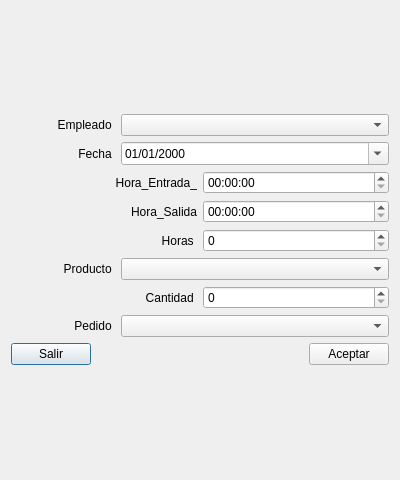
Above: MyApp/model/turno/Add.ui from marcosstevens2012/GPP before the change. Below: the same form after it.
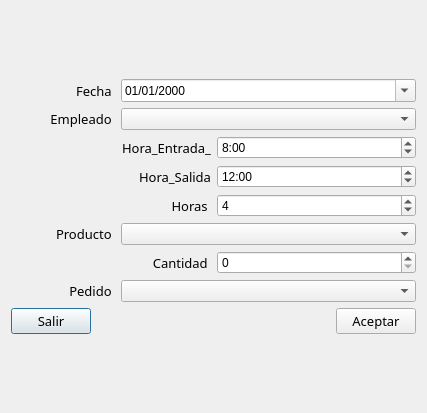
That is the form after the change. Icons and pictures are not drawn.

Patch:
```diff
--- a/MyApp/model/turno/Add.ui
+++ b/MyApp/model/turno/Add.ui
@@ -6,46 +6,20 @@
    <rect>
     <x>0</x>
     <y>0</y>
-    <width>400</width>
-    <height>480</height>
+    <width>427</width>
+    <height>413</height>
    </rect>
   </property>
   <property name="windowTitle">
    <string>Dialog</string>
   </property>
-  <layout class="QVBoxLayout" name="verticalLayout_2">
-   <item>
+  <property name="windowIcon">
+   <iconset>
+    <normaloff>../../iconos/03-icono-empleados.png</normaloff>../../iconos/03-icono-empleados.png</iconset>
+  </property>
+  <layout class="QGridLayout" name="gridLayout">
+   <item row="0" column="0">
     <layout class="QVBoxLayout" name="verticalLayout">
-     <item>
-      <layout class="QHBoxLayout" name="hlDialog">
-       <item>
-        <widget class="QLabel" name="lbEmpleado ">
-         <property name="minimumSize">
-          <size>
-           <width>104</width>
-           <height>0</height>
-          </size>
-         </property>
-         <property name="text">
-          <string>Empleado </string>
-         </property>
-         <property name="alignment">
-          <set>Qt::AlignRight|Qt::AlignTrailing|Qt::AlignVCenter</set>
-         </property>
-        </widget>
-       </item>
-       <item>
-        <widget class="QComboBox" name="cbEmpleado ">
-         <property name="sizePolicy">
-          <sizepolicy hsizetype="Expanding" vsizetype="Fixed">
-           <horstretch>0</horstretch>
-           <verstretch>0</verstretch>
-          </sizepolicy>
-         </property>
-        </widget>
-       </item>
-      </layout>
-     </item>
      <item>
       <layout class="QHBoxLayout" name="hlDialog">
        <item>
@@ -56,6 +30,12 @@
            <height>0</height>
           </size>
          </property>
+         <property name="font">
+          <font>
+           <family>Segoe UI Light</family>
+           <pointsize>10</pointsize>
+          </font>
+         </property>
          <property name="text">
           <string>Fecha </string>
          </property>
@@ -65,7 +45,7 @@
         </widget>
        </item>
        <item>
-        <widget class="QDateEdit" name="deFecha ">
+        <widget class="QDateEdit" name="deFecha">
          <property name="sizePolicy">
           <sizepolicy hsizetype="Expanding" vsizetype="Fixed">
            <horstretch>0</horstretch>
@@ -82,6 +62,42 @@
        </item>
       </layout>
      </item>
+     <item>
+      <layout class="QHBoxLayout" name="hlDialog">
+       <item>
+        <widget class="QLabel" name="lbEmpleado ">
+         <property name="minimumSize">
+          <size>
+           <width>104</width>
+           <height>0</height>
+          </size>
+         </property>
+         <property name="font">
+          <font>
+           <family>Segoe UI Light</family>
+           <pointsize>10</pointsize>
+          </font>
+         </property>
+         <property name="text">
+          <string>Empleado </string>
+         </property>
+         <property name="alignment">
+          <set>Qt::AlignRight|Qt::AlignTrailing|Qt::AlignVCenter</set>
+         </property>
+        </widget>
+       </item>
+       <item>
+        <widget class="QComboBox" name="cbEmpleado">
+         <property name="sizePolicy">
+          <sizepolicy hsizetype="Expanding" vsizetype="Fixed">
+           <horstretch>0</horstretch>
+           <verstretch>0</verstretch>
+          </sizepolicy>
+         </property>
+        </widget>
+       </item>
+      </layout>
+     </item>
      <item>
       <layout class="QHBoxLayout" name="hlDialog">
        <item>
@@ -92,6 +108,12 @@
            <height>0</height>
           </size>
          </property>
+         <property name="font">
+          <font>
+           <family>Segoe UI Light</family>
+           <pointsize>10</pointsize>
+          </font>
+         </property>
          <property name="text">
           <string>Hora_Entrada_</string>
          </property>
@@ -101,7 +123,18 @@
         </widget>
        </item>
        <item>
-        <widget class="QTimeEdit" name="timeEdit"/>
+        <widget class="QTimeEdit" name="teEntrada">
+         <property name="time">
+          <time>
+           <hour>8</hour>
+           <minute>0</minute>
+           <second>0</second>
+          </time>
+         </property>
+         <property name="displayFormat">
+          <string>H:mm</string>
+         </property>
+        </widget>
        </item>
       </layout>
      </item>
@@ -115,6 +148,12 @@
            <height>0</height>
           </size>
          </property>
+         <property name="font">
+          <font>
+           <family>Segoe UI Light</family>
+           <pointsize>10</pointsize>
+          </font>
+         </property>
          <property name="text">
           <string>Hora_Salida</string>
          </property>
@@ -124,7 +163,21 @@
         </widget>
        </item>
        <item>
-        <widget class="QTimeEdit" name="timeEdit_2"/>
+        <widget class="QTimeEdit" name="teSalida">
+         <property name="time">
+          <time>
+           <hour>12</hour>
+           <minute>0</minute>
+           <second>0</second>
+          </time>
+         </property>
+         <property name="displayFormat">
+          <string>H:mm</string>
+         </property>
+         <property name="calendarPopup">
+          <bool>false</bool>
+         </property>
+        </widget>
        </item>
       </layout>
      </item>
@@ -138,6 +191,12 @@
            <height>0</height>
           </size>
          </property>
+         <property name="font">
+          <font>
+           <family>Segoe UI Light</family>
+           <pointsize>10</pointsize>
+          </font>
+         </property>
          <property name="text">
           <string>Horas </string>
          </property>
@@ -147,7 +206,14 @@
         </widget>
        </item>
        <item>
-        <widget class="QSpinBox" name="sbHoras "/>
+        <widget class="QSpinBox" name="sbHoras">
+         <property name="wrapping">
+          <bool>false</bool>
+         </property>
+         <property name="value">
+          <number>4</number>
+         </property>
+        </widget>
        </item>
       </layout>
      </item>
@@ -161,6 +227,12 @@
            <height>0</height>
           </size>
          </property>
+         <property name="font">
+          <font>
+           <family>Segoe UI Light</family>
+           <pointsize>10</pointsize>
+          </font>
+         </property>
          <property name="text">
           <string>Producto </string>
          </property>
@@ -170,7 +242,7 @@
         </widget>
        </item>
        <item>
-        <widget class="QComboBox" name="cbProducto ">
+        <widget class="QComboBox" name="cbProductos">
          <property name="sizePolicy">
           <sizepolicy hsizetype="Expanding" vsizetype="Fixed">
            <horstretch>0</horstretch>
@@ -191,6 +263,12 @@
            <height>0</height>
           </size>
          </property>
+         <property name="font">
+          <font>
+           <family>Segoe UI Light</family>
+           <pointsize>10</pointsize>
+          </font>
+         </property>
          <property name="text">
           <string>Cantidad </string>
          </property>
@@ -200,7 +278,7 @@
         </widget>
        </item>
        <item>
-        <widget class="QSpinBox" name="sbCantidad "/>
+        <widget class="QSpinBox" name="sbCantidad"/>
        </item>
       </layout>
      </item>
@@ -214,6 +292,12 @@
            <height>0</height>
           </size>
          </property>
+         <property name="font">
+          <font>
+           <family>Segoe UI Light</family>
+           <pointsize>10</pointsize>
+          </font>
+         </property>
          <property name="text">
           <string>Pedido </string>
          </property>
@@ -223,7 +307,7 @@
         </widget>
        </item>
        <item>
-        <widget class="QComboBox" name="cbPedido ">
+        <widget class="QComboBox" name="cbPedidos">
          <property name="sizePolicy">
           <sizepolicy hsizetype="Expanding" vsizetype="Fixed">
            <horstretch>0</horstretch>
@@ -238,6 +322,12 @@
       <layout class="QHBoxLayout" name="horizontalLayout">
        <item>
         <widget class="QPushButton" name="btExit">
+         <property name="font">
+          <font>
+           <family>Segoe UI Light</family>
+           <pointsize>10</pointsize>
+          </font>
+         </property>
          <property name="text">
           <string>Salir</string>
          </property>
@@ -258,6 +348,12 @@
        </item>
        <item>
         <widget class="QPushButton" name="btSave">
+         <property name="font">
+          <font>
+           <family>Segoe UI Light</family>
+           <pointsize>10</pointsize>
+          </font>
+         </property>
          <property name="text">
           <string>Aceptar</string>
          </property>
```
